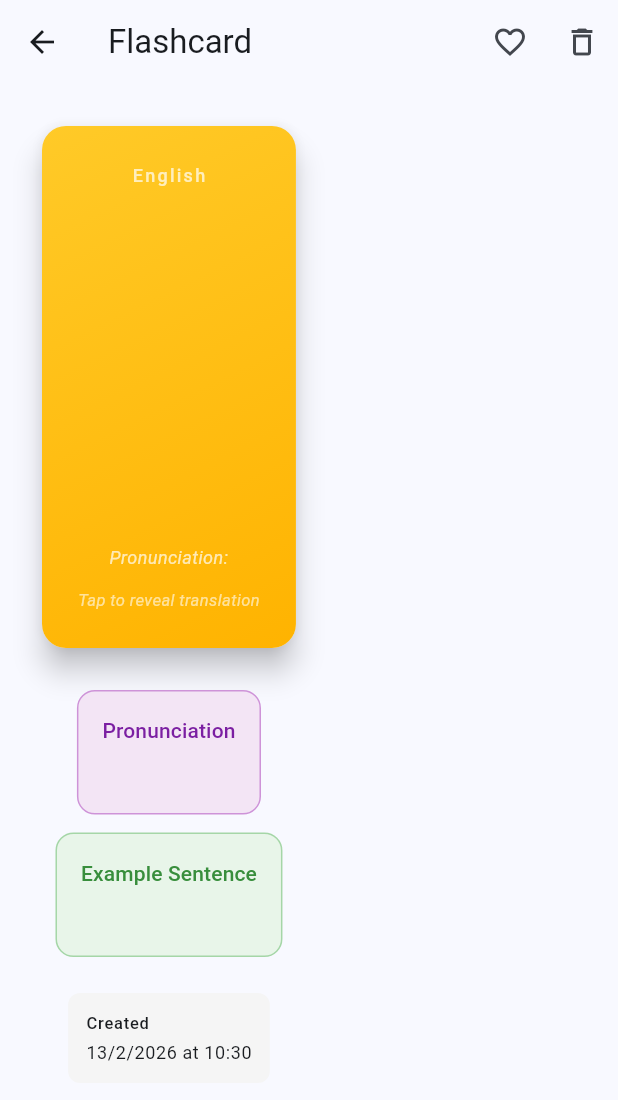
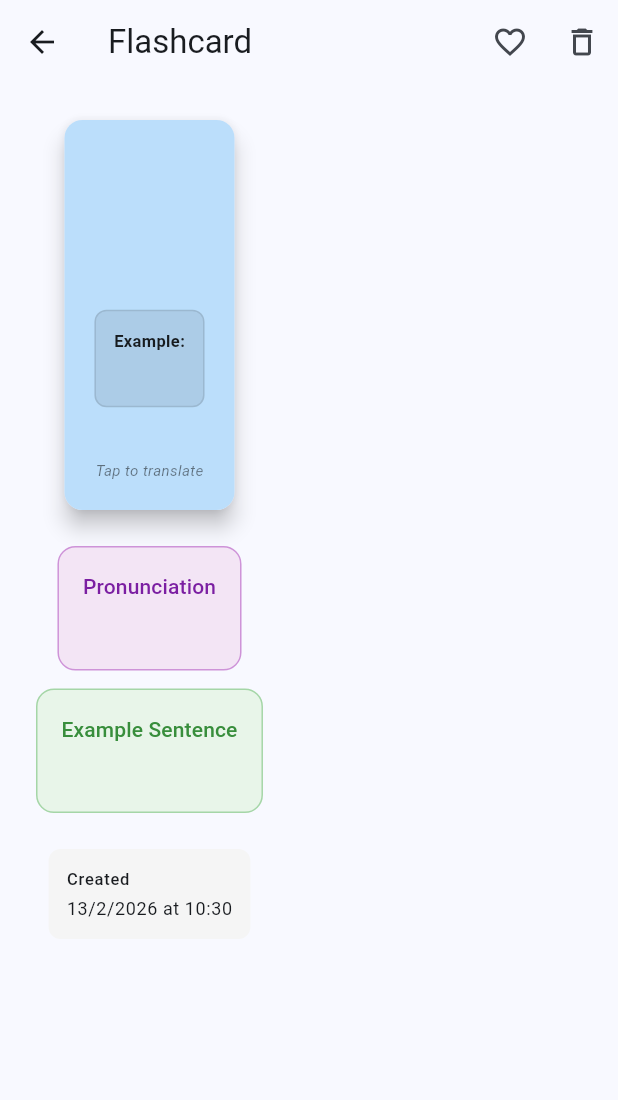
Before and after one commit to thabata-marchi/FlipLearnAI, a Flutter app: the FlashcardDetailPage screen opened directly with empty values, after a tap on the "favorite outline" icon, on a phone screen of 412 x 824 dp. Shown: the top 1100 px of the screen. Run offline on Flutter 3.47's test engine with Material 3 defaults, Android fonts, the phone set to English and light mode, and no system bars; our stand-ins replace dartz, dio, equatable, flutter_mobx, flutter_secure_storage, get_it and 6 more; accounts and stored records are empty; generated files the repository leaves out were written again.

Commit message:
refactor(flashcard): improve FlipCard styling and list layout
- Update FlipCard with light blue background (shade 100/200) for better contrast
- Change text color from white to black for improved readability
- Reduce card height from 300 to 220 for better list integration
- Reorganize front side layout: English word (32px bold) → pronunciation (13px italic) → example
- Refactor FlashcardItem from Stack/Positioned to simple Column layout
- Move date and favorite button to Row below card for better organization
- Ensure responsive full-width card display

Co-Authored-By: Claude Haiku 4.5 <noreply@anthropic.com>

```diff
--- a/lib/features/flashcard/presentation/molecules/flashcard_item.dart
+++ b/lib/features/flashcard/presentation/molecules/flashcard_item.dart
@@ -44,7 +44,8 @@ class _FlashcardItemState extends State<FlashcardItem> {
         child: Icon(Icons.delete, color: Colors.red[700]),
       ),
       onDismissed: (_) => widget.onDelete(),
-      child: Stack(
+      child: Column(
+        spacing: 8,
         children: [
           FlipCard(
             frontText: widget.flashcard.front,
@@ -52,24 +53,19 @@ class _FlashcardItemState extends State<FlashcardItem> {
             pronunciation: widget.flashcard.pronunciation,
             exampleText: widget.flashcard.example,
           ),
-          Positioned(
-            top: 16,
-            right: 16,
-            child: GestureDetector(
+          Padding(
+            padding: const EdgeInsets.symmetric(horizontal: 4),
+            child: Row(
+              mainAxisAlignment: MainAxisAlignment.spaceBetween,
+              children: [
+                Text(
+                  'Created: ${_formatDate(widget.flashcard.createdAt)}',
+                  style: Theme.of(context).textTheme.labelSmall?.copyWith(
+                        color: Colors.grey[600],
+                      ),
+                ),
+                GestureDetector(
                   onTap: widget.onFavoriteToggle,
-              child: Container(
-                padding: const EdgeInsets.all(8),
-                decoration: BoxDecoration(
-                  color: Colors.white.withValues(alpha: 0.9),
-                  shape: BoxShape.circle,
-                  boxShadow: [
-                    BoxShadow(
-                      color: Colors.black.withValues(alpha: 0.2),
-                      blurRadius: 4,
-                      offset: const Offset(0, 2),
-                    ),
-                  ],
-                ),
                   child: Icon(
                     widget.flashcard.isFavorite
                         ? Icons.favorite
@@ -78,19 +74,7 @@ class _FlashcardItemState extends State<FlashcardItem> {
                     size: 20,
                   ),
                 ),
-            ),
-          ),
-          Positioned(
-            bottom: 12,
-            left: 16,
-            right: 56,
-            child: Text(
-              'Created: ${_formatDate(widget.flashcard.createdAt)}',
-              style: Theme.of(context).textTheme.labelSmall?.copyWith(
-                    color: Colors.white70,
-                  ),
-              maxLines: 1,
-              overflow: TextOverflow.ellipsis,
+              ],
             ),
           ),
         ],
--- a/lib/features/flashcard/presentation/organisms/flip_card.dart
+++ b/lib/features/flashcard/presentation/organisms/flip_card.dart
@@ -2,29 +2,30 @@ import 'package:flutter/material.dart';
 
 /// FlipCard organism component
 ///
-/// Animated card that flips between front and back content.
-/// Tap to toggle between front (English) and back (Portuguese).
+/// Animated card that flips between front (English) and back (Portuguese).
+/// Shows word, pronunciation, and example on front.
+/// Shows translation on back.
 class FlipCard extends StatefulWidget {
   /// Constructor
   const FlipCard({
-    super.key,
     required this.frontText,
     required this.backText,
     this.pronunciation,
     this.exampleText,
+    super.key,
   });
 
-  /// Front side text (typically English)
+  /// Front side text (English word/phrase)
   final String frontText;
 
-  /// Back side text (typically Portuguese)
+  /// Back side text (Portuguese translation)
   final String backText;
+
+  /// Optional pronunciation guide
+  final String? pronunciation;
 
   /// Optional example text
   final String? exampleText;
-
-  /// Optional pronunciation
-  final String? pronunciation;
 
   @override
   State<FlipCard> createState() => _FlipCardState();
@@ -79,35 +80,22 @@ class _FlipCardState extends State<FlipCard>
               ..setEntry(3, 2, 0.001)
               ..rotateY(angle),
             child: Card(
-              elevation: 8,
+              elevation: 6,
+              margin: EdgeInsets.zero,
               shape: RoundedRectangleBorder(
-                borderRadius: BorderRadius.circular(16),
+                borderRadius: BorderRadius.circular(12),
               ),
               child: Container(
                 decoration: BoxDecoration(
-                  borderRadius: BorderRadius.circular(16),
-                  gradient: isBack
-                      ? LinearGradient(
-                          colors: [
-                            Colors.blue.shade400,
-                            Colors.blue.shade600,
-                          ],
-                          begin: Alignment.topLeft,
-                          end: Alignment.bottomRight,
-                        )
-                      : LinearGradient(
-                          colors: [
-                            Colors.amber.shade400,
-                            Colors.amber.shade600,
-                          ],
-                          begin: Alignment.topLeft,
-                          end: Alignment.bottomRight,
-                        ),
+                  borderRadius: BorderRadius.circular(12),
+                  color: isBack
+                      ? Colors.blue.shade200
+                      : Colors.blue.shade100,
                 ),
                 child: Padding(
-                  padding: const EdgeInsets.all(24),
+                  padding: const EdgeInsets.all(20),
                   child: SizedBox(
-                    height: 300,
+                    height: 220,
                     child: isBack
                         ? Transform(
                             alignment: Alignment.center,
@@ -127,45 +115,73 @@ class _FlipCardState extends State<FlipCard>
 
   Widget _buildFrontSide() {
     return Column(
-      mainAxisAlignment: MainAxisAlignment.center,
+      mainAxisAlignment: MainAxisAlignment.spaceBetween,
       children: [
-        const Text(
-          'English',
-          style: TextStyle(
-            color: Colors.white70,
-            fontSize: 12,
-            fontWeight: FontWeight.w500,
-            letterSpacing: 1.5,
-          ),
-        ),
-        const SizedBox(height: 24),
+        Column(
+          children: [
             Text(
               widget.frontText,
               textAlign: TextAlign.center,
               style: const TextStyle(
-            color: Colors.white,
-            fontSize: 36,
+                color: Colors.black,
+                fontSize: 32,
                 fontWeight: FontWeight.bold,
               ),
             ),
-        const Spacer(),
             if (widget.pronunciation != null) ...[
+              const SizedBox(height: 8),
               Text(
-            'Pronunciation: ${widget.pronunciation}',
+                widget.pronunciation!,
                 textAlign: TextAlign.center,
                 style: const TextStyle(
-              color: Colors.white70,
-              fontSize: 12,
+                  color: Colors.black54,
+                  fontSize: 13,
                   fontStyle: FontStyle.italic,
                 ),
               ),
-          const SizedBox(height: 12),
             ],
+          ],
+        ),
+        if (widget.exampleText != null) ...[
+          Container(
+            padding: const EdgeInsets.all(12),
+            decoration: BoxDecoration(
+              color: Colors.black.withValues(alpha: 0.08),
+              borderRadius: BorderRadius.circular(8),
+              border: Border.all(
+                color: Colors.black.withValues(alpha: 0.1),
+              ),
+            ),
+            child: Column(
+              crossAxisAlignment: CrossAxisAlignment.start,
+              children: [
                 const Text(
-          'Tap to reveal translation',
+                  'Example:',
                   style: TextStyle(
-            color: Colors.white60,
+                    color: Colors.black87,
                     fontSize: 11,
+                    fontWeight: FontWeight.w600,
+                  ),
+                ),
+                const SizedBox(height: 6),
+                Text(
+                  widget.exampleText!,
+                  style: const TextStyle(
+                    color: Colors.black87,
+                    fontSize: 12,
+                    fontStyle: FontStyle.italic,
+                    height: 1.4,
+                  ),
+                ),
+              ],
+            ),
+          ),
+        ],
+        Text(
+          'Tap to translate',
+          style: TextStyle(
+            color: Colors.black.withValues(alpha: 0.5),
+            fontSize: 10,
             fontStyle: FontStyle.italic,
           ),
         ),
@@ -177,63 +193,32 @@ class _FlipCardState extends State<FlipCard>
     return Column(
       mainAxisAlignment: MainAxisAlignment.center,
       children: [
-        const Text(
-          'Português',
+        Text(
+          'Portuguese',
           style: TextStyle(
-            color: Colors.white70,
-            fontSize: 12,
+            color: Colors.black.withValues(alpha: 0.6),
+            fontSize: 11,
             fontWeight: FontWeight.w500,
-            letterSpacing: 1.5,
+            letterSpacing: 0.5,
           ),
         ),
-        const SizedBox(height: 24),
+        const SizedBox(height: 12),
         Text(
           widget.backText,
           textAlign: TextAlign.center,
           style: const TextStyle(
-            color: Colors.white,
-            fontSize: 32,
+            color: Colors.black,
+            fontSize: 28,
             fontWeight: FontWeight.bold,
+            height: 1.3,
           ),
         ),
         const Spacer(),
-        if (widget.exampleText != null) ...[
-          Container(
-            padding: const EdgeInsets.all(12),
-            decoration: BoxDecoration(
-              color: Colors.white.withValues(alpha: 0.1),
-              borderRadius: BorderRadius.circular(8),
-            ),
-            child: Column(
-              crossAxisAlignment: CrossAxisAlignment.start,
-              children: [
-                const Text(
-                  'Example:',
+        Text(
+          'Tap to see English',
           style: TextStyle(
-                    color: Colors.white60,
+            color: Colors.black.withValues(alpha: 0.5),
             fontSize: 10,
-                    fontWeight: FontWeight.w600,
-                  ),
-                ),
-                const SizedBox(height: 6),
-                Text(
-                  widget.exampleText!,
-                  style: const TextStyle(
-                    color: Colors.white,
-                    fontSize: 13,
-                    fontStyle: FontStyle.italic,
-                  ),
-                ),
-              ],
-            ),
-          ),
-          const SizedBox(height: 12),
-        ],
-        const Text(
-          'Tap to reveal question',
-          style: TextStyle(
-            color: Colors.white60,
-            fontSize: 11,
             fontStyle: FontStyle.italic,
           ),
         ),
```
Lines whose indentation alone changed are shown as unchanged.
